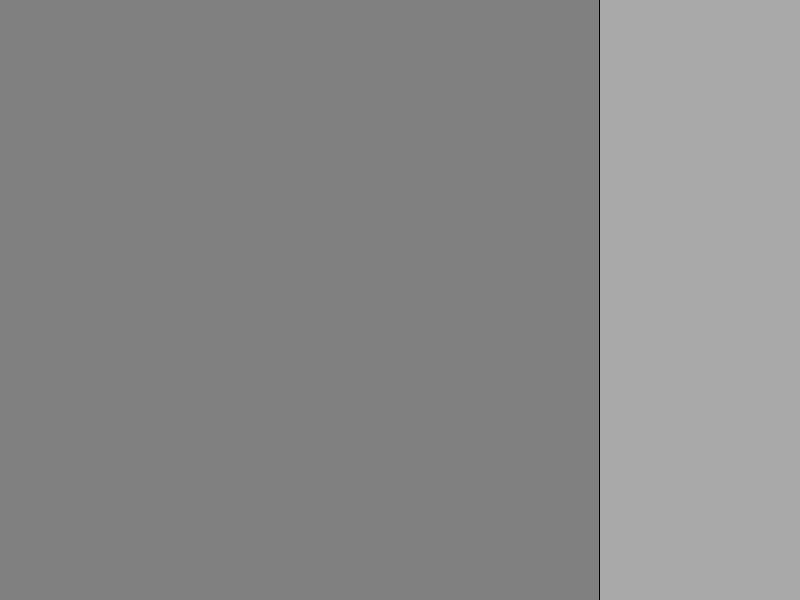
Qt form DevEmu/mainwindow.ui (AlexandruScutaru/SmartWatch) before a commit.
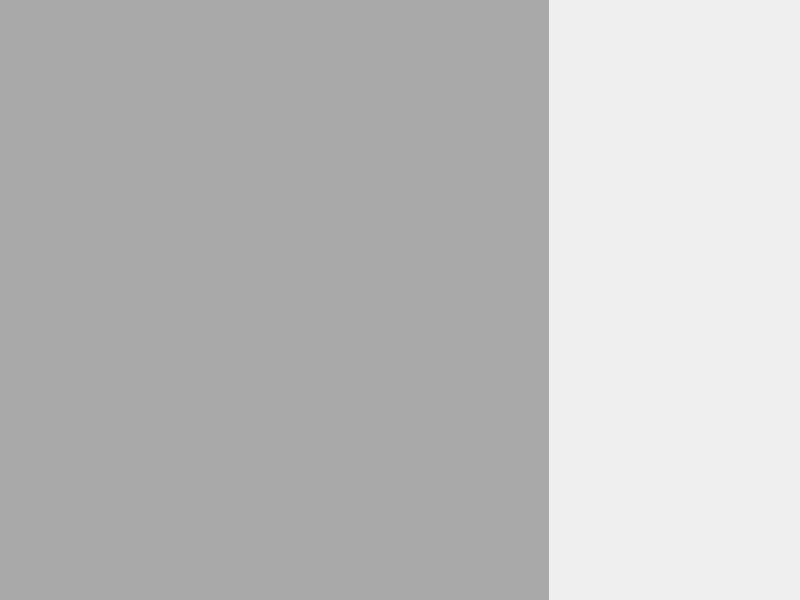
The same form after that commit.

```diff
--- a/DevEmu/mainwindow.ui
+++ b/DevEmu/mainwindow.ui
@@ -14,8 +14,11 @@
    <string>MainWindow</string>
   </property>
   <widget class="QWidget" name="centralwidget">
-   <property name="styleSheet">
-    <string notr="true">background-color: balck;</string>
+   <property name="minimumSize">
+    <size>
+     <width>800</width>
+     <height>600</height>
+    </size>
    </property>
    <layout class="QVBoxLayout" name="verticalLayout">
     <property name="leftMargin">
@@ -38,17 +41,45 @@
       <item>
        <widget class="QWidget" name="watchFaceHolder" native="true">
         <property name="styleSheet">
-         <string notr="true">background-color: gray;</string>
+         <string notr="true">background-color: darkGray;</string>
         </property>
         <layout class="QHBoxLayout" name="horizontalLayout_3"/>
        </widget>
       </item>
       <item>
        <widget class="QWidget" name="controlsHolder" native="true">
-        <property name="styleSheet">
-         <string notr="true">background-color: darkgray;</string>
+        <property name="sizePolicy">
+         <sizepolicy hsizetype="Fixed" vsizetype="Preferred">
+          <horstretch>0</horstretch>
+          <verstretch>0</verstretch>
+         </sizepolicy>
         </property>
-        <layout class="QHBoxLayout" name="horizontalLayout_2"/>
+        <property name="minimumSize">
+         <size>
+          <width>250</width>
+          <height>0</height>
+         </size>
+        </property>
+        <property name="maximumSize">
+         <size>
+          <width>250</width>
+          <height>16777215</height>
+         </size>
+        </property>
+        <layout class="QHBoxLayout" name="horizontalLayout_2">
+         <property name="leftMargin">
+          <number>0</number>
+         </property>
+         <property name="topMargin">
+          <number>0</number>
+         </property>
+         <property name="rightMargin">
+          <number>0</number>
+         </property>
+         <property name="bottomMargin">
+          <number>0</number>
+         </property>
+        </layout>
        </widget>
       </item>
      </layout>
```
